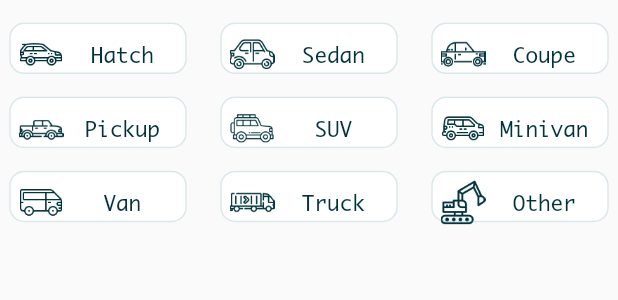
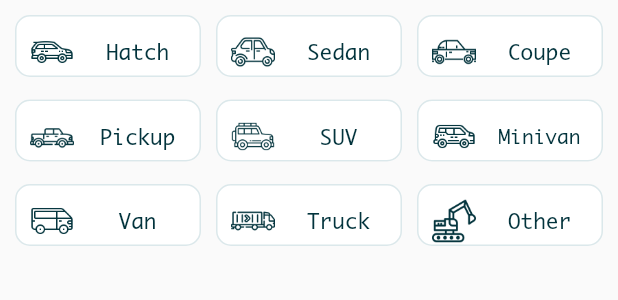
Before and after one commit to akramAssi/souqy, a Flutter app: the CarType widget shown alone on an empty page, opened directly, on a phone screen of 412 x 824 dp. Shown: the top 300 px of the screen. Run offline on Flutter 3.47's test engine with Material 2 defaults, Android fonts, the phone set to English and light mode, and no system bars; drawn by our look-alikes of auto_size_text; our stand-ins replace carousel_slider, cloud_firestore, firebase_auth, firebase_core, firebase_storage, flutter_colorpicker and 5 more; missing offline and left inert: flutter_login_facebook, wc_form_validators; accounts and stored records are empty.

Commit message:
add padding for icon

```diff
--- a/lib/add_page/car_type.dart
+++ b/lib/add_page/car_type.dart
@@ -1,3 +1,4 @@
+import 'package:auto_size_text/auto_size_text.dart';
 import 'package:flutter/material.dart';
 import 'package:souqy/res/car.dart';
 import 'package:souqy/res/color.dart';
@@ -41,8 +42,8 @@ class _CarType extends State<CarType> {
     var size = MediaQuery.of(context).size;
     print(widget.loc);
     return Container(
-      margin: EdgeInsets.only(top: 5),
-      padding: EdgeInsets.symmetric(vertical: 10),
+      // margin: EdgeInsets.only(top: 5),
+      padding: EdgeInsets.symmetric(vertical: 10, horizontal: 10),
       height: widget.setSelected != 0 ? 180 : 80,
       child: GridView.builder(
           shrinkWrap: true,
@@ -54,12 +55,14 @@ class _CarType extends State<CarType> {
                     : size.width / 6,
             mainAxisSpacing: 15,
             crossAxisSpacing: 10,
-            childAspectRatio: 3.8,
+            childAspectRatio: 3,
           ),
           itemCount: widget.onchangeList.length,
           itemBuilder: (BuildContext ctx, index) {
             return ChoiceChip(
-              avatar: widget.setSelected == 0
+              avatar: Padding(
+                padding: const EdgeInsets.all(5.0),
+                child: widget.setSelected == 0
                     ? Image.asset(
                         'images/carType/' + carTypeList[widget.loc] + '.png',
                         width: 30,
@@ -70,13 +73,14 @@ class _CarType extends State<CarType> {
                         width: 30,
                         color: fontColor,
                       ),
+              ),
               shape: RoundedRectangleBorder(
                   borderRadius: BorderRadius.circular(10),
                   side: BorderSide(color: borderColor, width: 1.0)),
               label: Container(
                 alignment: Alignment.center,
                 width: 60,
-                child: Text(widget.onchangeList[index]),
+                child: AutoSizeText(widget.onchangeList[index]),
               ),
               selected: widget.setSelected == index,
               selectedColor: Colors.grey,
```
Lines whose indentation alone changed are shown as unchanged.
